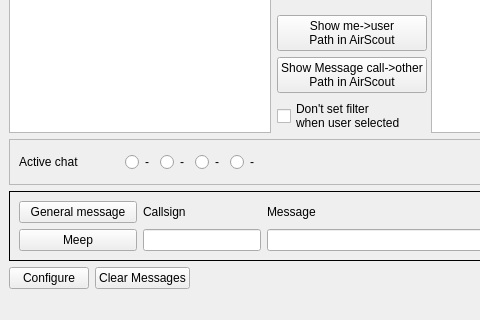
Above: mqt/MqtKSTClient/kstmainwindow.ui from Rsclub22/Minos2-Mirror before the change; both pictures show x 0 to 480 and y 395 to 715 of the 853 by 715 pixel window. Below: the same form after it.
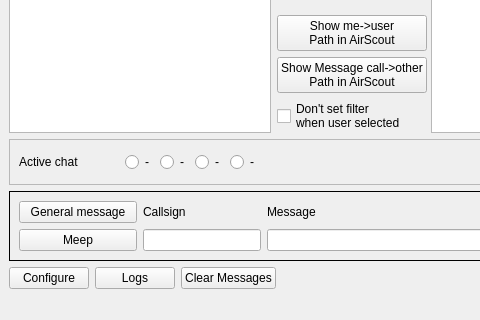
That is the form after the change. Custom widgets are drawn as their Qt base class.

The edit to the form file:
```diff
--- a/mqt/MqtKSTClient/kstmainwindow.ui
+++ b/mqt/MqtKSTClient/kstmainwindow.ui
@@ -662,6 +662,13 @@
         </property>
        </widget>
       </item>
+      <item>
+       <widget class="QPushButton" name="logsButton">
+        <property name="text">
+         <string>Logs</string>
+        </property>
+       </widget>
+      </item>
       <item>
        <widget class="QPushButton" name="clearButton">
         <property name="text">
```
